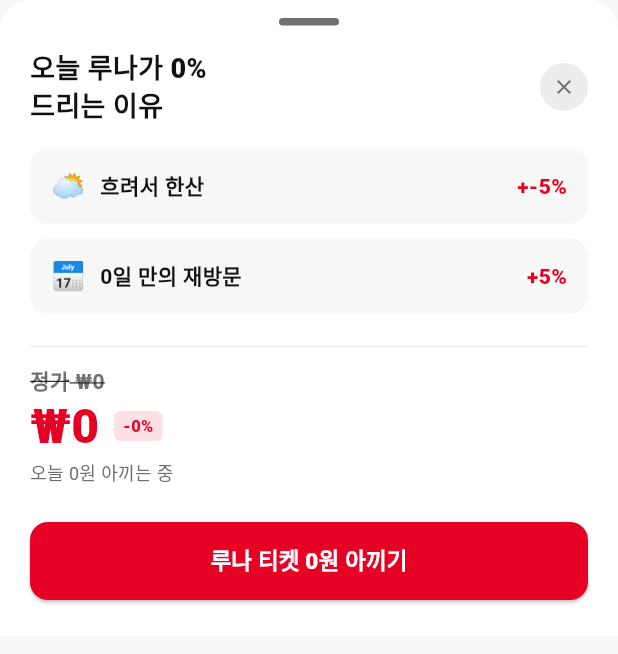
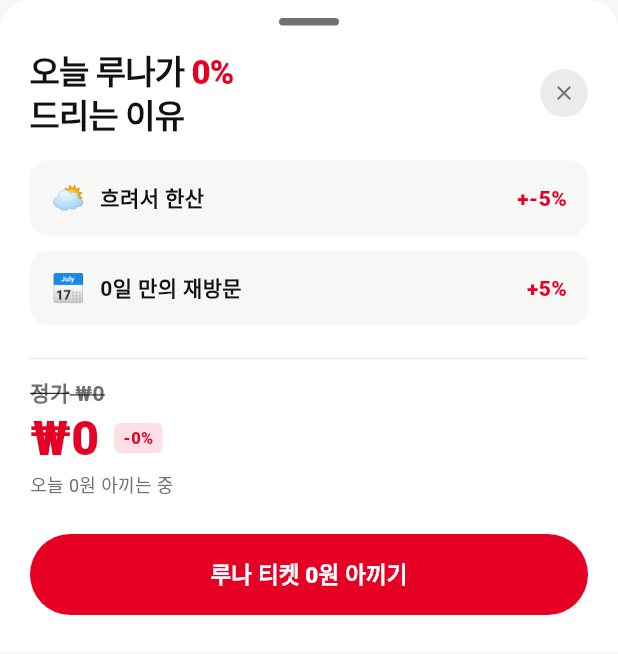
Before and after one commit to 202001381/retrace, a Flutter app: the _LunaPricingSheet widget shown alone on an empty page, opened directly with empty values, on a phone screen of 412 x 824 dp. Shown: the top 654 px of the screen. Run offline on Flutter 3.47's test engine with Material 3 defaults, Android fonts, the phone set to English and light mode, and no system bars; our stand-ins replace cloud_firestore, firebase_core, flutter_map, geolocator, image_picker, latlong2 and 1 more; accounts and stored records are empty; Roboto replaces fonts that are missing (Pretendard).

Commit message:
Polish home pricing sheet — 22px red emphasis headline + pill CTA
- '오늘 루나가 N% 드리는 이유' headline now 22px w/ red %, -0.6 tracking
- 결제 CTA shape switched to pill (radius 99) matching v3 button family

```diff
--- a/lib/screens/home_screen.dart
+++ b/lib/screens/home_screen.dart
@@ -961,13 +961,23 @@ class _LunaPricingSheet extends StatelessWidget {
           Row(
             children: [
               Expanded(
-                child: Text(
-                  '오늘 루나가 ${pricing.discountPercent}%\n드리는 이유',
-                  style: const TextStyle(
-                    fontSize: 18,
-                    fontWeight: FontWeight.w900,
-                    color: AppColors.textPrimary,
-                    height: 1.3,
+                child: Text.rich(
+                  TextSpan(
+                    style: const TextStyle(
+                      fontSize: 22,
+                      fontWeight: FontWeight.w900,
+                      color: AppColors.ink900,
+                      height: 1.25,
+                      letterSpacing: -0.6,
+                    ),
+                    children: [
+                      const TextSpan(text: '오늘 루나가 '),
+                      TextSpan(
+                        text: '${pricing.discountPercent}%',
+                        style: const TextStyle(color: AppColors.red),
+                      ),
+                      const TextSpan(text: '\n드리는 이유'),
+                    ],
                   ),
                 ),
               ),
@@ -1030,7 +1040,7 @@ class _LunaPricingSheet extends StatelessWidget {
           const SizedBox(height: 16),
           SizedBox(
             width: double.infinity,
-            height: 52,
+            height: 54,
             child: ElevatedButton(
               onPressed: () {
                 Navigator.pop(context);
@@ -1039,8 +1049,9 @@ class _LunaPricingSheet extends StatelessWidget {
               style: ElevatedButton.styleFrom(
                 backgroundColor: AppColors.red,
                 foregroundColor: Colors.white,
+                elevation: 0,
                 shape: RoundedRectangleBorder(
-                    borderRadius: BorderRadius.circular(12)),
+                    borderRadius: BorderRadius.circular(99)),
               ),
               child: Text('루나 티켓 ${_fmt(saved)}원 아끼기',
                   style: const TextStyle(fontSize: 15, fontWeight: FontWeight.w900)),
```
